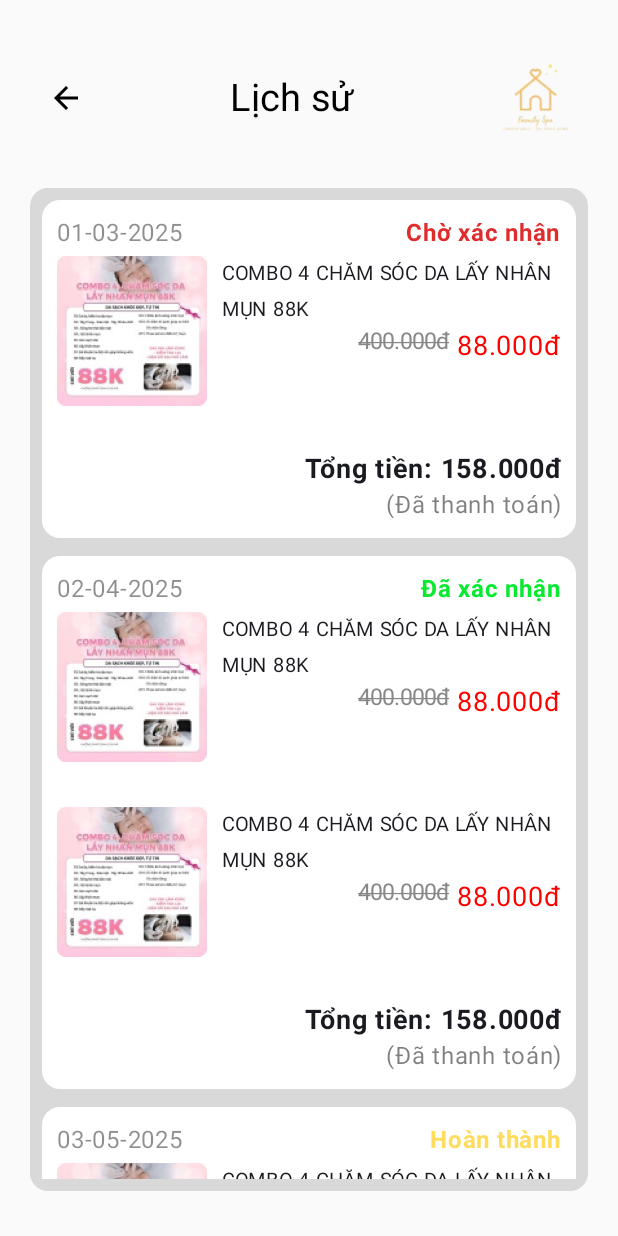
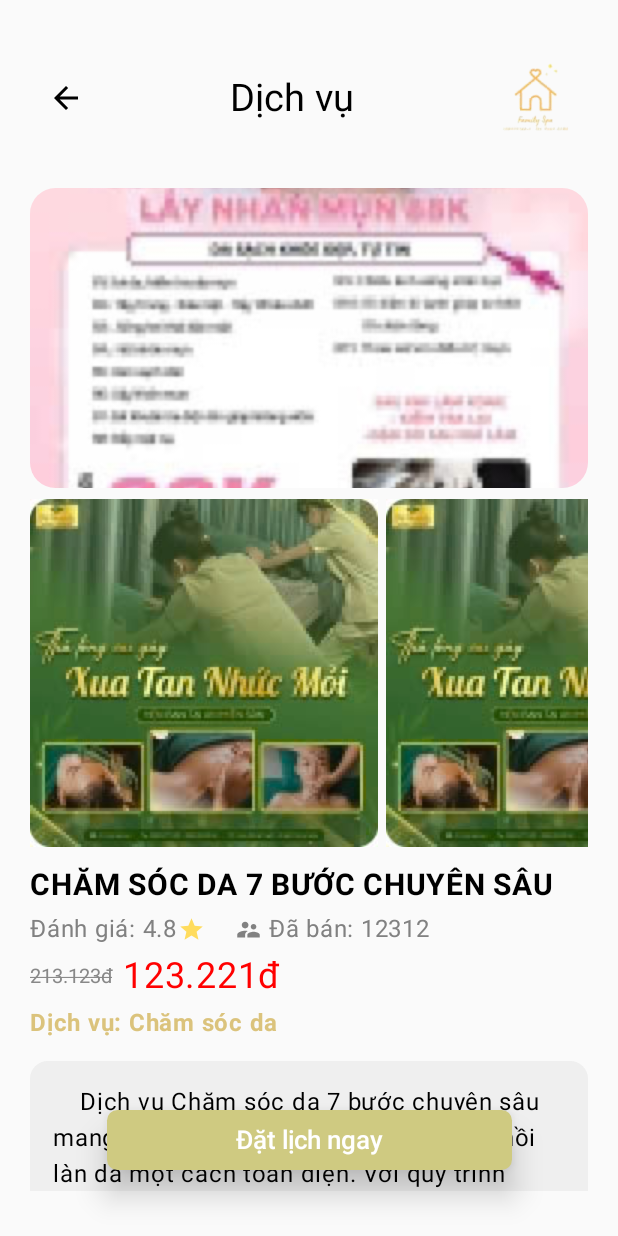
Before and after one commit to tintrung1234/Laptrinhthietbididong_Nhom14, an Android app built with Jetpack Compose: the screen it shows after launch (MainActivity), on a phone screen of 412 x 824 dp. Run offline under Robolectric (Android 15) with nearby library versions, the phone set to English and light mode, and no system bars.

Commit message:
Trang dich vu va chi tiet

```diff
--- a/Spa/app/src/main/java/com/example/myapplication/MainActivity.kt
+++ b/Spa/app/src/main/java/com/example/myapplication/MainActivity.kt
@@ -19,7 +19,7 @@ class MainActivity : ComponentActivity() {
         enableEdgeToEdge()
         setContent {
             MyApplicationTheme {
-                historyScreen()
+                detailServiceScreen()
             }
         }
     }
--- /dev/null
+++ b/Spa/app/src/main/java/com/example/myapplication/detailServiceScreen.kt
@@ -0,0 +1,229 @@
+package com.example.myapplication
+
+import androidx.compose.foundation.Image
+import androidx.compose.foundation.border
+import androidx.compose.foundation.layout.Arrangement
+import androidx.compose.foundation.layout.Box
+import androidx.compose.foundation.layout.Column
+import androidx.compose.foundation.layout.Row
+import androidx.compose.foundation.layout.Spacer
+import androidx.compose.foundation.layout.fillMaxSize
+import androidx.compose.foundation.layout.fillMaxWidth
+import androidx.compose.foundation.layout.height
+import androidx.compose.foundation.layout.padding
+import androidx.compose.foundation.layout.size
+import androidx.compose.foundation.layout.width
+import androidx.compose.foundation.lazy.LazyColumn
+import androidx.compose.foundation.lazy.LazyRow
+import androidx.compose.foundation.shape.RoundedCornerShape
+import androidx.compose.material.icons.Icons
+import androidx.compose.material.icons.filled.Star
+import androidx.compose.material.icons.filled.SupervisorAccount
+import androidx.compose.material3.Button
+import androidx.compose.material3.ButtonDefaults
+import androidx.compose.material3.Card
+import androidx.compose.material3.CardDefaults
+import androidx.compose.material3.Icon
+import androidx.compose.material3.Text
+import androidx.compose.runtime.Composable
+import androidx.compose.ui.Alignment
+import androidx.compose.ui.Modifier
+import androidx.compose.ui.draw.clip
+import androidx.compose.ui.graphics.Color
+import androidx.compose.ui.layout.ContentScale
+import androidx.compose.ui.res.painterResource
+import androidx.compose.ui.text.TextStyle
+import androidx.compose.ui.text.font.FontWeight
+import androidx.compose.ui.text.style.TextDecoration
+import androidx.compose.ui.tooling.preview.Preview
+import androidx.compose.ui.unit.dp
+import androidx.compose.ui.unit.sp
+
+@Preview (showBackground = true)
+@Composable
+fun detailServiceScreen(){
+    Column(
+        modifier = Modifier.fillMaxSize()
+            .padding(vertical = 30.dp, horizontal = 20.dp)
+    ) {
+        topLayout("Dịch vụ", {})
+        Box(
+            modifier = Modifier.fillMaxSize()
+        ){
+            LazyColumn (
+                modifier = Modifier.fillMaxSize()
+            ){
+                item { imageSection() }
+                item { inforService() }
+                item { descService() }
+            }
+            Button(
+                onClick = {},
+                shape = RoundedCornerShape(7.dp),
+                modifier = Modifier
+                    .align(Alignment.BottomCenter)
+                    .width(270.dp)
+                    .padding(bottom = 10.dp),
+                colors = ButtonDefaults.buttonColors(
+                    containerColor = Color(0xFFCFCA81)
+                ),
+                elevation = ButtonDefaults.buttonElevation(
+                    defaultElevation = 12.dp,       // khi bình thường
+                ),
+            ) {
+                Text(
+                    text = "Đặt lịch ngay",
+                    fontSize = 17.sp
+                )
+            }
+        }
+    }
+}
+
+@Composable
+fun imageSection(){
+    Column (
+        modifier = Modifier.fillMaxWidth()
+    ){
+        Image(
+            painter = painterResource(id = R.drawable.dichvu1),
+            contentDescription = "",
+            contentScale = ContentScale.Crop, // hoặc Fit nếu muốn ảnh không bị cắt
+            modifier = Modifier
+                .fillMaxWidth()
+                .height(200.dp)
+                .clip(RoundedCornerShape(17.dp))
+        )
+        Spacer(modifier = Modifier.height(7.dp))
+        LazyRow {
+            item { Image(
+                painter = painterResource(id = R.drawable.dichvu2),
+                contentDescription = "",
+                modifier = Modifier.padding(end = 5.dp)
+            ) }
+            item { Image(
+                painter = painterResource(id = R.drawable.dichvu2),
+                contentDescription = "",
+                modifier = Modifier.padding(end = 5.dp)
+            ) }
+            item { Image(
+                painter = painterResource(id = R.drawable.dichvu2),
+                contentDescription = "",
+                modifier = Modifier.padding(end = 5.dp)
+            ) }
+            item { Image(
+                painter = painterResource(id = R.drawable.dichvu2),
+                contentDescription = "",
+                modifier = Modifier.padding(end = 5.dp)
+            ) }
+        }
+    }
+}
+
+@Composable
+fun inforService(){
+    Column(
+        modifier = Modifier.fillMaxWidth()
+            .padding(vertical = 13.dp),
+        verticalArrangement = Arrangement.spacedBy(5.dp),
+    ) {
+        Text(
+            text = "CHĂM SÓC DA 7 BƯỚC CHUYÊN SÂU",
+            fontSize = 20.sp,
+            fontWeight = FontWeight.Bold
+        )
+        Row(
+            modifier = Modifier.fillMaxWidth()
+        ) {
+            Row(
+                verticalAlignment = Alignment.CenterVertically){
+                Text(
+                    text = "Đánh giá: 4.8",
+                    color = Color(0xFF818181)
+                )
+                Icon(
+                    imageVector = Icons.Default.Star,
+                    contentDescription = "",
+                    tint = Color(0xFFFFDC5D),
+                    modifier = Modifier.size(18.dp)
+                )
+            }
+            Spacer(modifier = Modifier.width(20.dp))
+            Row(
+                verticalAlignment = Alignment.CenterVertically){
+                Icon(
+                    imageVector = Icons.Default.SupervisorAccount,
+                    contentDescription = "",
+                    tint = Color(0xFF818181),
+                    modifier = Modifier.size(18.dp)
+                )
+                Text(
+                    text = " Đã bán: 12312",
+                    color = Color(0xFF818181)
+                )
+            }
+        }
+        Row(
+            modifier = Modifier.fillMaxWidth(),
+            verticalAlignment = Alignment.CenterVertically
+        ) {
+            Text(
+                text = "213.123đ",
+                style = TextStyle(
+                    textDecoration = TextDecoration.LineThrough,
+                    color = Color.Gray,
+                    fontSize = 13.sp
+                )
+            )
+            Spacer(modifier = Modifier.width(7.dp))
+            Text(
+                text = "123.221đ",
+                fontSize = 24.sp,
+                color = Color.Red
+            )
+        }
+        Text(
+            text = "Dịch vụ: Chăm sóc da",
+            color = Color(0xFFDBC37C),
+            fontWeight = FontWeight.Bold
+        )
+    }
+}
+
+@Composable
+fun descService(){
+    Card(
+        modifier = Modifier.fillMaxSize(),
+        colors = CardDefaults.cardColors(
+            containerColor = Color(0x40CCCCCC)
+        )
+    ) {
+        Text(
+            text = "    Dịch vụ Chăm sóc da 7 bước chuyên sâu mang đến trải nghiệm thư giãn và phục hồi làn da một cách toàn diện. Với quy trình chuyên nghiệp, sử dụng sản phẩm cao cấp và kỹ thuật tiên tiến, làn da của bạn sẽ được làm sạch sâu, cấp ẩm tối ưu và tái tạo hiệu quả.\n" +
+                    "\n" +
+                    "    Quy trình 7 bước chuyên sâu:" +
+                    "\n✅ Làm sạch da – Loại bỏ bụi bẩn, dầu thừa và lớp trang điểm." +
+                    "\n✅ Tẩy tế bào chết – Giúp da sáng mịn, hấp thụ dưỡng chất tốt hơn." +
+                    "\n✅ Xông hơi & hút dầu thừa – Thải độc, làm sạch sâu lỗ chân lông." +
+                    "\n✅ Massage thư giãn – Tăng cường lưu thông máu, giảm căng thẳng." +
+                    "\n✅ Đắp mặt nạ dưỡng chất – Phục hồi và cấp ẩm chuyên sâu." +
+                    "\n✅ Dưỡng chất đặc trị – Tùy theo tình trạng da (mụn, thâm, lão hóa…)." +
+                    "\n✅ Bảo vệ da – Thoa kem dưỡng và chống nắng giúp khóa ẩm, bảo vệ da tối đa." +
+                    "\n" +
+                    "\n" +
+                    "\uD83D\uDC86 Hiệu quả sau liệu trình:" +
+                    "\n✨ Làn da sạch sâu, căng bóng và rạng rỡ." +
+                    "\n✨ Giảm dầu thừa, se khít lỗ chân lông." +
+                    "\n✨ Cấp ẩm và làm dịu da tức thì." +
+                    "\n✨ Hỗ trợ cải thiện các vấn đề về da như mụn, thâm, lão hóa." +
+                    "\n" +
+                    "\uD83D\uDCCD Dành cho ai?" +
+                    "\n✔\uFE0F Người muốn duy trì làn da khỏe đẹp." +
+                    "\n✔\uFE0F Da mụn, nhạy cảm hoặc cần phục hồi." +
+                    "\n✔\uFE0F Da xỉn màu, thiếu sức sống cần cấp ẩm và tái tạo." +
+                    "\n" +
+                    "\uD83D\uDCC6 Đặt lịch ngay hôm nay để trải nghiệm sự khác biệt! \uD83D\uDC96",
+            modifier = Modifier.padding(15.dp)
+        )
+    }
+}
```
Also changed, not shown: Spa/app/src/main/java/com/example/myapplication/historyScreen.kt (+0 -10 lines), Spa/app/src/main/java/com/example/myapplication/serviceScreen.kt (added, +254 -0 lines), Spa/app/src/main/res/drawable/ic_massage.xml (added, +48 -0 lines), Spa/app/src/main/res/drawable/ic_mypham.xml (added, +9 -0 lines), Spa/app/src/main/res/drawable/ic_nail.xml (added, +51 -0 lines), Spa/app/src/main/res/drawable/ic_skincare.xml (added, +33 -0 lines), Spa/app/src/main/res/drawable/ic_spa.xml (added, +9 -0 lines), Spa/app/src/main/res/drawable/ic_hot.jpg (added), Spa/app/src/main/res/drawable/ic_sale.jpg (added), 5 other files.
